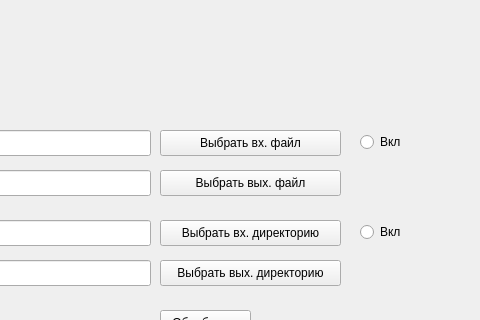
Qt form mainwindow.ui (bivase/GuiDvbs2Mono) before a commit; both pictures show x 320 to 800 and y 0 to 320 of the 800 by 600 pixel window.
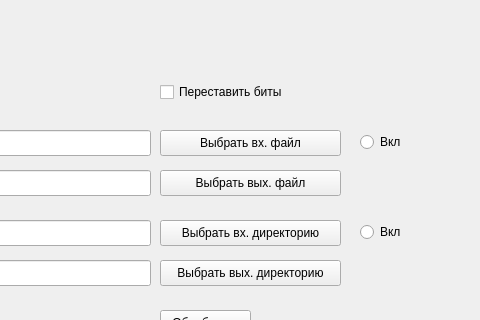
The same form after that commit.

Commit message: добавлены google тесты, добавлен CheckBox - поменять биты, добавлен файл random.hpp

```diff
--- a/mainwindow.ui
+++ b/mainwindow.ui
@@ -151,6 +151,19 @@
      <string notr="true">buttonGroup</string>
     </attribute>
    </widget>
+   <widget class="QCheckBox" name="CheckChangeBits">
+    <property name="geometry">
+     <rect>
+      <x>480</x>
+      <y>80</y>
+      <width>181</width>
+      <height>24</height>
+     </rect>
+    </property>
+    <property name="text">
+     <string>Переставить биты</string>
+    </property>
+   </widget>
   </widget>
   <widget class="QMenuBar" name="menubar">
    <property name="geometry">
```
The commit also changes 39 other files.
